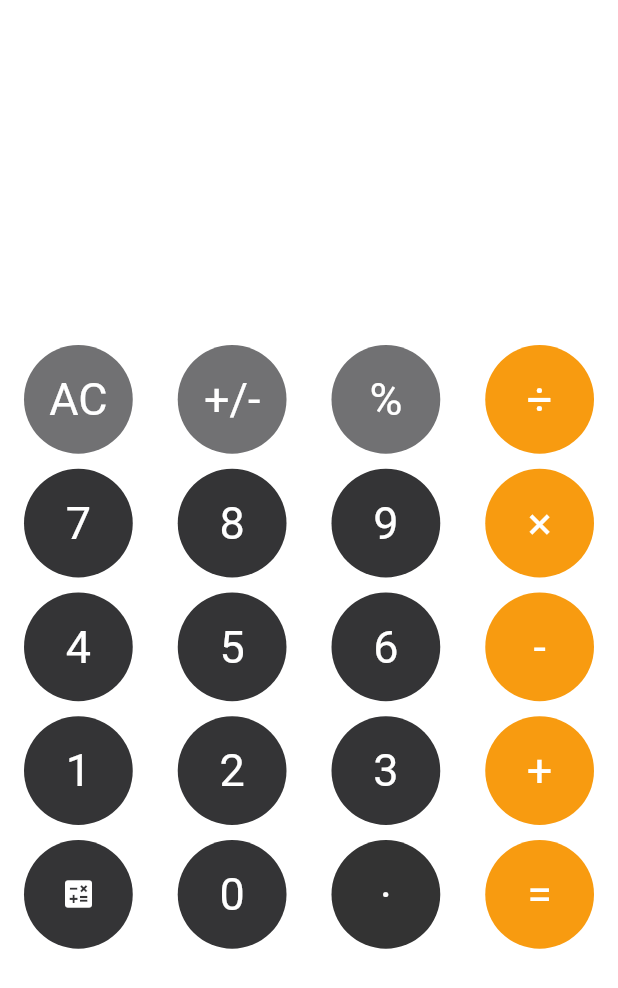
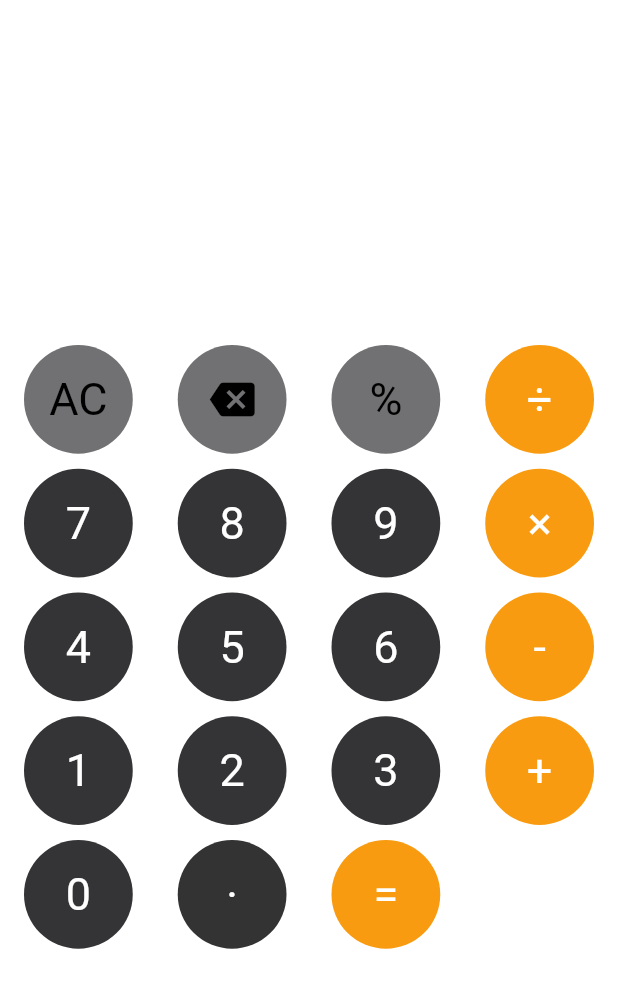
Before and after one commit to nexxucc/calculator, a Flutter app: the screen it shows after launch, on a phone screen of 412 x 824 dp. Shown: the top 988 px of the screen. Run offline on Flutter 3.47's test engine with Material 3 defaults, Android fonts, the phone set to English and light mode, and no system bars.

Commit message:
Revamp UI buttons and adjust colors

```diff
--- a/lib/main.dart
+++ b/lib/main.dart
@@ -68,7 +68,7 @@ class MyApp extends StatelessWidget {
                         child: Text(
                           'AC',
                           style: TextStyle(
-                            color: Colors.white,
+                            color: Colors.black,
                             fontSize: 30,
                             letterSpacing: 0.0,
                           ),
@@ -84,14 +84,8 @@ class MyApp extends StatelessWidget {
                       ),
                       child: const Align(
                         alignment: AlignmentDirectional(0, 0),
-                        child: Text(
-                          '+/-',
-                          style: TextStyle(
-                            color: Colors.white,
-                            fontSize: 30,
-                            letterSpacing: 0.0,
-                          ),
-                        ),
+                        child: Icon(Icons.backspace,
+                            color: Colors.black, size: 30),
                       ),
                     ),
                     Container(
@@ -106,7 +100,7 @@ class MyApp extends StatelessWidget {
                         child: Text(
                           '%',
                           style: TextStyle(
-                            color: Colors.white,
+                            color: Colors.black,
                             fontSize: 30,
                             letterSpacing: 0.0,
                           ),
@@ -360,24 +354,24 @@ class MyApp extends StatelessWidget {
                         ),
                       ),
                     ),
+                    // Container(
+                    //   width: 100,
+                    //   height: 100,
+                    //   decoration: const BoxDecoration(
+                    //     color: Color(0xFF343436),
+                    //     shape: BoxShape.circle,
+                    //   ),
+                    //   child: const Align(
+                    //     alignment: AlignmentDirectional(0, 0),
+                    //     child: Icon(
+                    //       Icons.calculate,
+                    //       color: Colors.white,
+                    //       size: 24,
+                    //     ),
+                    //   ),
+                    // ),
                     Container(
-                      width: 100,
-                      height: 100,
-                      decoration: const BoxDecoration(
-                        color: Color(0xFF343436),
-                        shape: BoxShape.circle,
-                      ),
-                      child: const Align(
-                        alignment: AlignmentDirectional(0, 0),
-                        child: Icon(
-                          Icons.calculate,
-                          color: Colors.white,
-                          size: 24,
-                        ),
-                      ),
-                    ),
-                    Container(
-                      width: 100,
+                      width: 500,
                       height: 100,
                       decoration: const BoxDecoration(
                         color: Color(0xFF343436),
```
